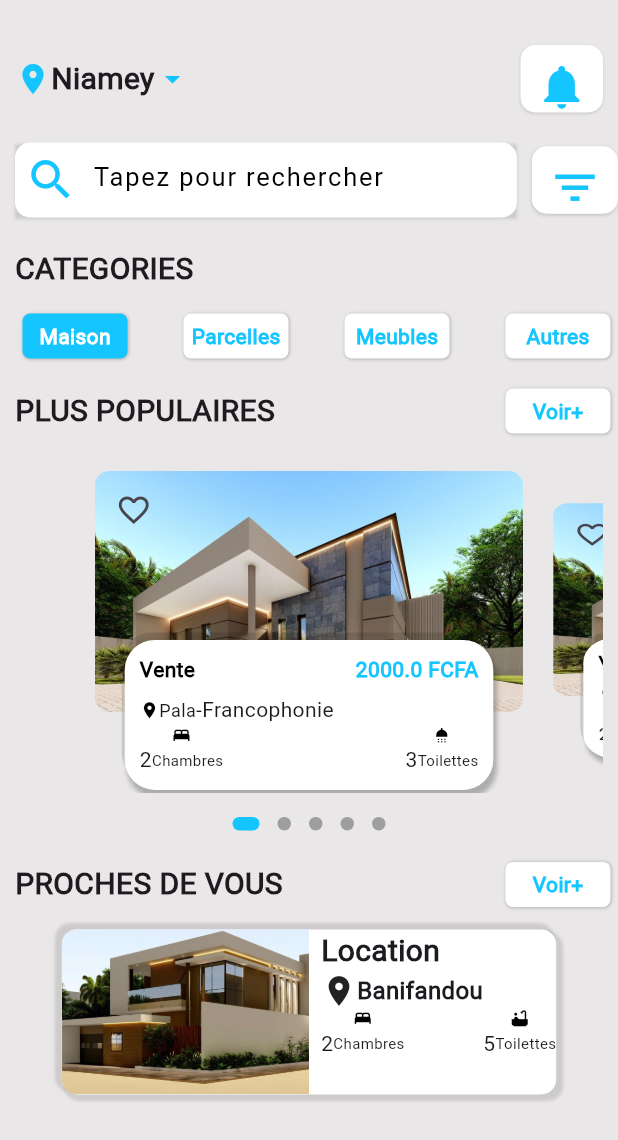
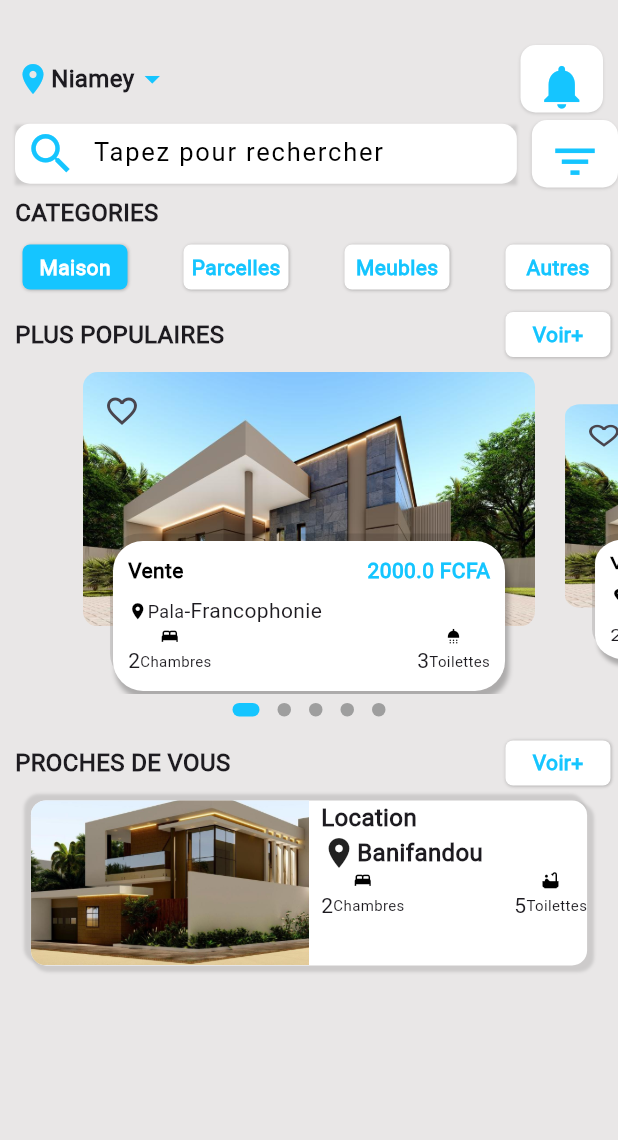
Before and after one commit to GANONTHA/Application_Mobile_Belle_House, a Flutter app: the screen it shows after launch, on a phone screen of 412 x 824 dp. Shown: the top 1140 px of the screen. Run offline on Flutter 3.47's test engine with Material 3 defaults, Android fonts, the phone set to English and light mode, and no system bars; drawn by our look-alikes of dots_indicator.

Commit message:
Update font size in BigText widget, margin in PropertyPageBuilder, height in TextFielSearch, and layout in MainPropertyPage

```diff
--- a/lib/home/main_property_page.dart
+++ b/lib/home/main_property_page.dart
@@ -15,6 +15,7 @@ class MainPropertyPage extends StatelessWidget {
     return Scaffold(
       backgroundColor: AppColors.backgroundColor,
       body: Column(
+        crossAxisAlignment: CrossAxisAlignment.start,
         children: [
           //heading
           Container(
@@ -43,7 +44,7 @@ class MainPropertyPage extends StatelessWidget {
                   //second component
                 ]),
           ),
-          const SizedBox(height: 20),
+          const SizedBox(height: 5),
           //search bar
           Row(
             children: [
@@ -66,7 +67,7 @@ class MainPropertyPage extends StatelessWidget {
             ],
           ),
           //navigation menu
-          const SizedBox(height: 20),
+          const SizedBox(height: 5),
           Row(
             children: [
               Padding(
@@ -75,7 +76,7 @@ class MainPropertyPage extends StatelessWidget {
               ),
             ],
           ),
-          const SizedBox(height: 10),
+          const SizedBox(height: 5),
           //menu items
           const Padding(
             padding: EdgeInsets.only(left: 10.0),
@@ -101,7 +102,7 @@ class MainPropertyPage extends StatelessWidget {
               ],
             ),
           ),
-          const SizedBox(height: 10),
+          const SizedBox(height: 5),
           //popular properties
           Row(
             mainAxisAlignment: MainAxisAlignment.spaceBetween,
@@ -116,12 +117,12 @@ class MainPropertyPage extends StatelessWidget {
               ),
             ],
           ),
-          const SizedBox(height: 10),
+          const SizedBox(height: 5),
           //listings
 
           const PropertyPageBuilder(),
           //near you
-          const SizedBox(height: 10),
+          const SizedBox(height: 5),
           Row(
             mainAxisAlignment: MainAxisAlignment.spaceBetween,
             children: [
@@ -135,7 +136,7 @@ class MainPropertyPage extends StatelessWidget {
               ),
             ],
           ),
-          const SizedBox(height: 10),
+          const SizedBox(height: 5),
           //listings
           NearlyProperty(
               image: Image.asset('assets/images/house-2.jpg'),
--- a/lib/home/property_page_builder.dart
+++ b/lib/home/property_page_builder.dart
@@ -38,7 +38,6 @@ class _PropertyPageBuilderState extends State<PropertyPageBuilder> {
       children: [
         Container(
           height: Dimension.pageViewContainer,
-          margin: const EdgeInsets.all(10),
           child: PageView.builder(
               controller: pageController,
               itemCount: 5,
--- a/lib/widgets/big_text.dart
+++ b/lib/widgets/big_text.dart
@@ -10,7 +10,7 @@ class BigText extends StatelessWidget {
     super.key,
     this.color,
     required this.text,
-    this.fontSize = 20,
+    this.fontSize = 16,
     this.overflow = TextOverflow.ellipsis,
   });
 
--- a/lib/widgets/nearly_property.dart
+++ b/lib/widgets/nearly_property.dart
@@ -22,8 +22,9 @@ class NearlyProperty extends StatelessWidget {
 
   @override
   Widget build(BuildContext context) {
-    return Container(
-      width: MediaQuery.of(context).size.width * 0.8,
+    return Center(
+      child: Container(
+        width: MediaQuery.of(context).size.width * 0.9,
         height: 110,
         decoration: const BoxDecoration(
             // border: Border.all(color: AppColors.primaryColor, width: 1),
@@ -60,7 +61,8 @@ class NearlyProperty extends StatelessWidget {
                       topLeft: Radius.circular(10),
                       bottomLeft: Radius.circular(10),
                     ),
-                  image: DecorationImage(image: image.image, fit: BoxFit.cover),
+                    image:
+                        DecorationImage(image: image.image, fit: BoxFit.cover),
                   ),
                 ),
               ),
@@ -102,6 +104,7 @@ class NearlyProperty extends StatelessWidget {
             ],
           ),
         ),
+      ),
     );
   }
 }
--- a/lib/widgets/searchbar.dart
+++ b/lib/widgets/searchbar.dart
@@ -22,9 +22,11 @@ class TextFielSearch extends StatelessWidget {
           )
         ],
       ),
-      height: 50,
+      height: 40,
       child: TextField(
+        textAlign: TextAlign.start,
         decoration: InputDecoration(
+            contentPadding: EdgeInsets.fromLTRB(0, 10, 0, 10),
             filled: true,
             fillColor: AppColors.secondaryColor,
             hintText: 'Tapez pour rechercher',
```
Lines whose indentation alone changed are shown as unchanged.
